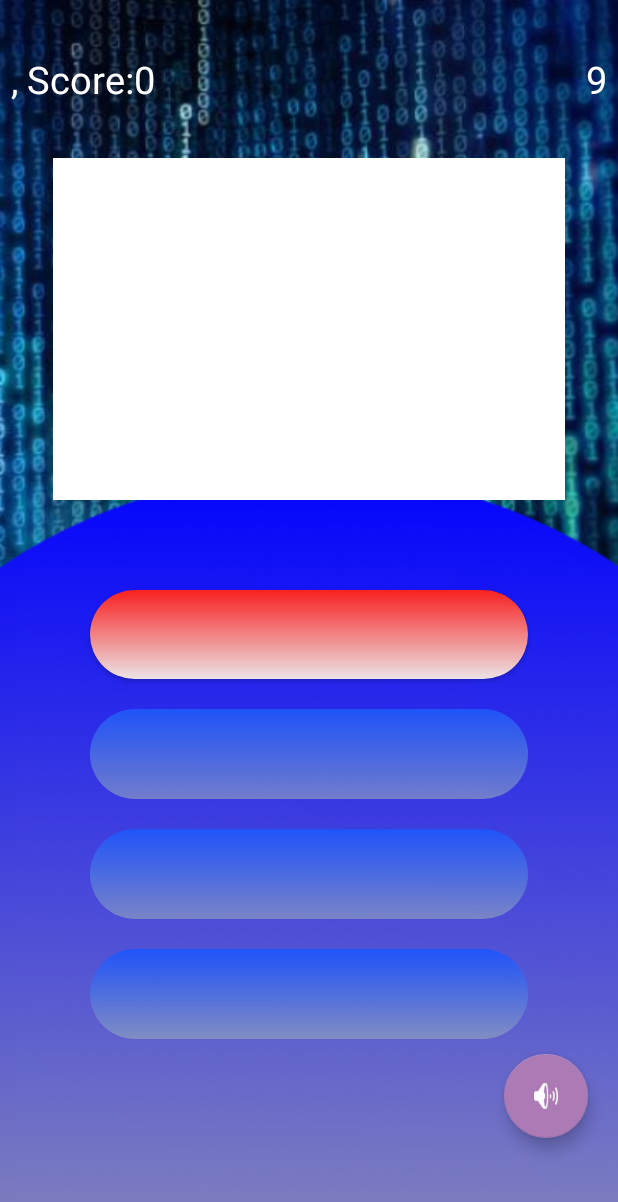
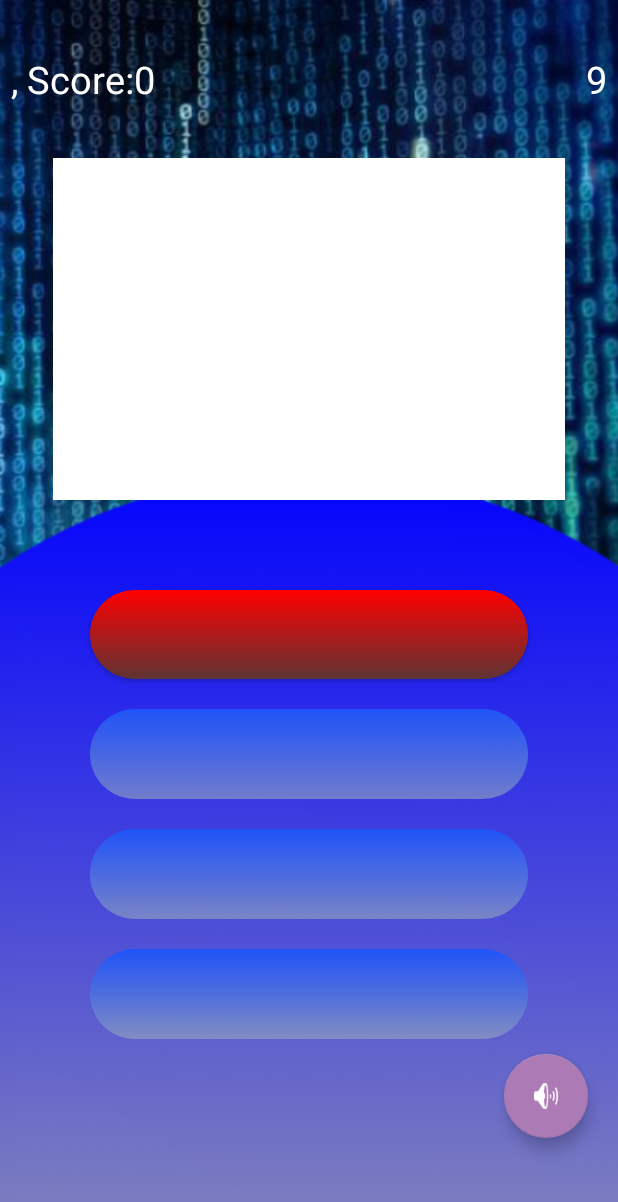
Before and after one commit to SaarSkittel/WhoWantsToBeAProgrammer, an Android app: the GamePlayActivity screen opened directly, with no data from a screen before it, after a tap on an icon or button, on a phone screen of 412 x 824 dp. Shown: the top 1202 px of the screen. Run offline under Robolectric (Android 15) with nearby library versions, the phone set to English and light mode, and no system bars; 4 statements that could not run were skipped.

Commit message:
06.07.21 12:30

```diff
--- a/app/src/main/res/drawable/buttonshape.xml
+++ b/app/src/main/res/drawable/buttonshape.xml
@@ -4,11 +4,11 @@
         android:radius="35dp"
         />
     <gradient
-        android:angle="45"
-        android:centerX="35%"
-        android:centerColor="#940FA8"
-        android:startColor="#E80093"
-        android:endColor="#FF21FF"
+        android:angle="270"
+        android:centerX="16"
+        android:centerY="484"
+        android:startColor="#8000FF"
+        android:endColor="#4F345E"
         android:type="linear"
         />
     <padding
--- a/app/src/main/res/drawable/greenbuttonshape.xml
+++ b/app/src/main/res/drawable/greenbuttonshape.xml
@@ -8,7 +8,7 @@
         android:centerX="16"
         android:centerY="484"
         android:startColor="#20F827"
-        android:endColor="#FFFFFF"
+        android:endColor="#4D603C"
         android:type="linear"
         />
     <padding
--- a/app/src/main/res/drawable/redbuttonshape.xml
+++ b/app/src/main/res/drawable/redbuttonshape.xml
@@ -7,8 +7,8 @@
         android:angle="270"
         android:centerX="16"
         android:centerY="484"
-        android:startColor="#F82020"
-        android:endColor="#EBE4E6"
+        android:startColor="#FF0000"
+        android:endColor="#5E3434"
         android:type="linear"
         />
     <padding
```
